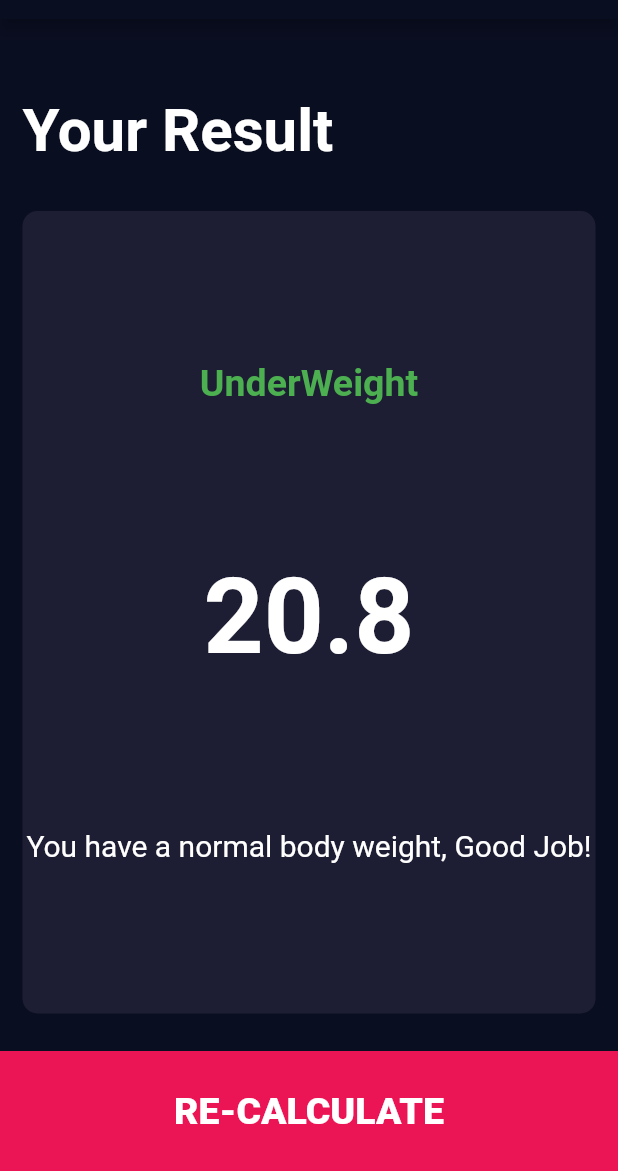
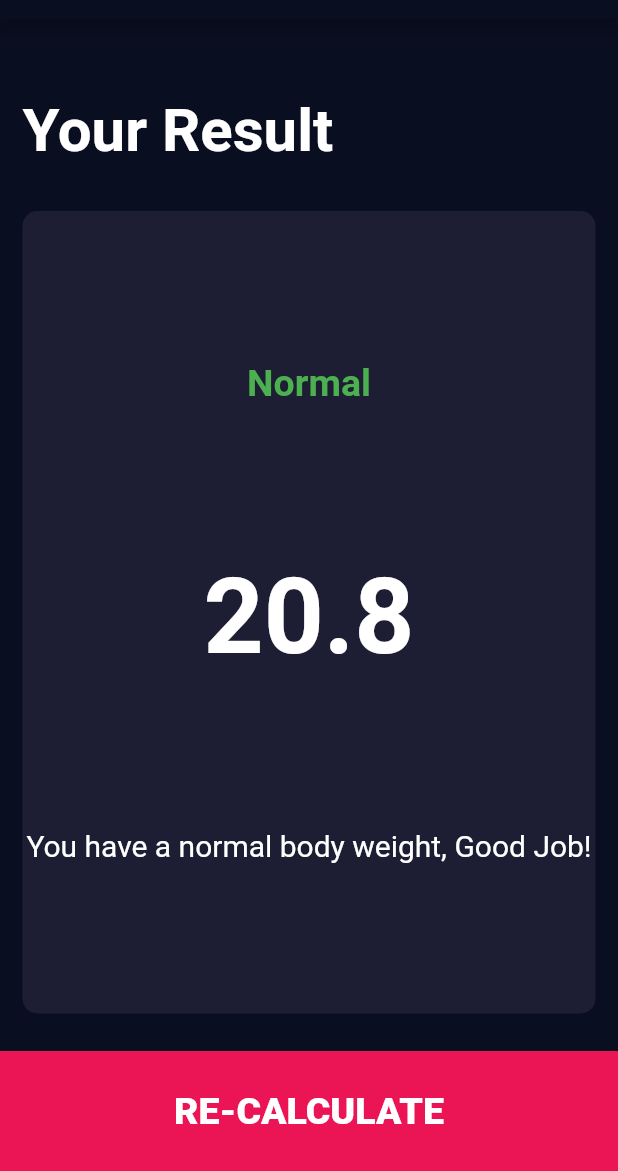
Before and after one commit to TheCalculas/BMI_Calculator, a Flutter app: the screen it shows after launch, after a tap on "CALCULATE", on a phone screen of 412 x 824 dp, the part 65-1236 px from its top. Run offline on Flutter 3.47's test engine with Material 2 defaults, Android fonts, the phone set to English and light mode, and no system bars; our stand-ins replace font_awesome_flutter.

Commit message:
Full Project Completed

```diff
--- a/lib/brain.dart
+++ b/lib/brain.dart
@@ -10,17 +10,17 @@ class Brain{
     _bmi = weight/pow(height/100, 2);
     return _bmi.toStringAsFixed(1); // one decimal place
   }
+
+  String getInterpretation()
+  {
+    if(_bmi>=25) return 'You have a higher than normal body weight. Try to excercise more';
+    else if(_bmi>18) return 'You have a normal body weight, Good Job!';
+    else return 'You have a low body weight, you have to increase it!';
+  }
   String GetResult()
   {
     if(_bmi>=25) return 'OverWeight';
     else if(_bmi>18) return 'Normal';
     else return 'UnderWeight';
   }
-  String getInterpretation()
-  {
-    if(_bmi>=25) return 'You have a higher than normal body weight. Try to excercise more';
-    else if(_bmi>18) return 'You have a normal body weight, Good Job!';
-    else return 'You have a low body weight, you have to increase it!';
-  }
-
 }
--- a/lib/inputpg.dart
+++ b/lib/inputpg.dart
@@ -239,7 +239,9 @@ class _InputPageState extends State<InputPage> {
           GestureDetector(
             onTap: (){
               Brain results = Brain(height, weight);
-              Navigator.push(context, MaterialPageRoute(builder: (context)=>ResultsPage(results.GetResult(), results.Calculate(), results.getInterpretation())));
+              results.Calculate();
+              String res = results.GetResult();
+              Navigator.push(context, MaterialPageRoute(builder: (context)=>ResultsPage(res, results.Calculate(), results.getInterpretation())));
             },
             child: Container(
               child: Center(
--- a/lib/results_page.dart
+++ b/lib/results_page.dart
@@ -6,8 +6,11 @@ class ResultsPage extends StatelessWidget {
   ResultsPage(this.status, this.calculatedBMI, this.paragraph);
 
   final String status;
+
   final String calculatedBMI;
   final String paragraph;
+
+
   static const containerColor = Color(0xFF1D1E33);
   @override
   Widget build(BuildContext context) {
```
